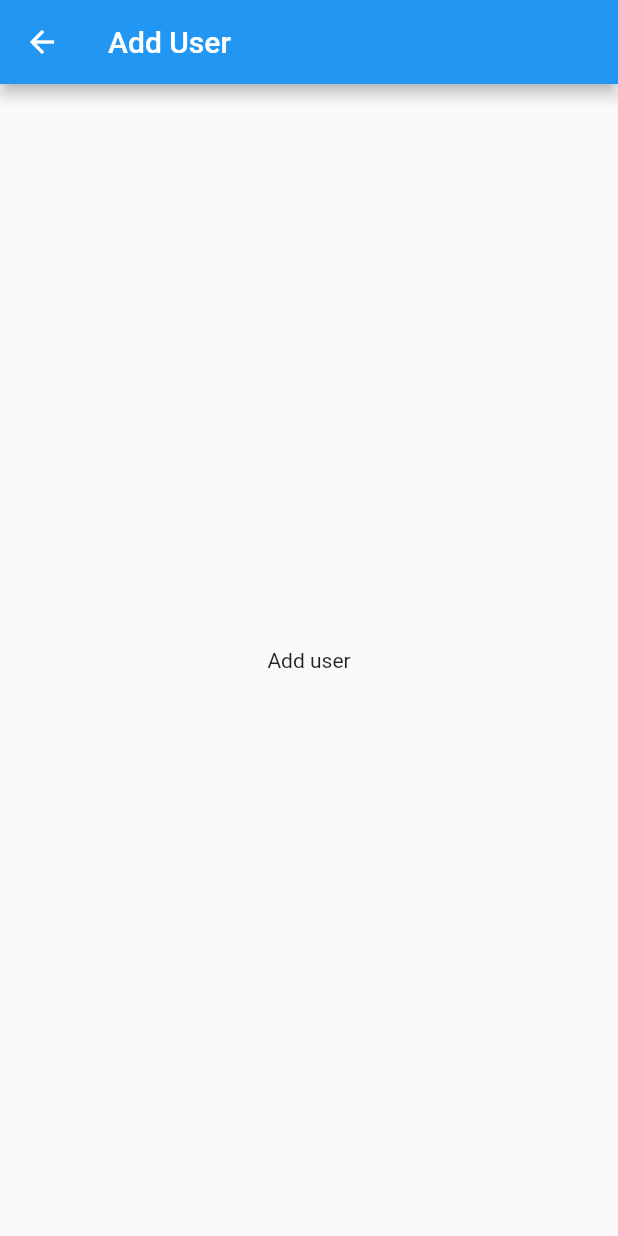
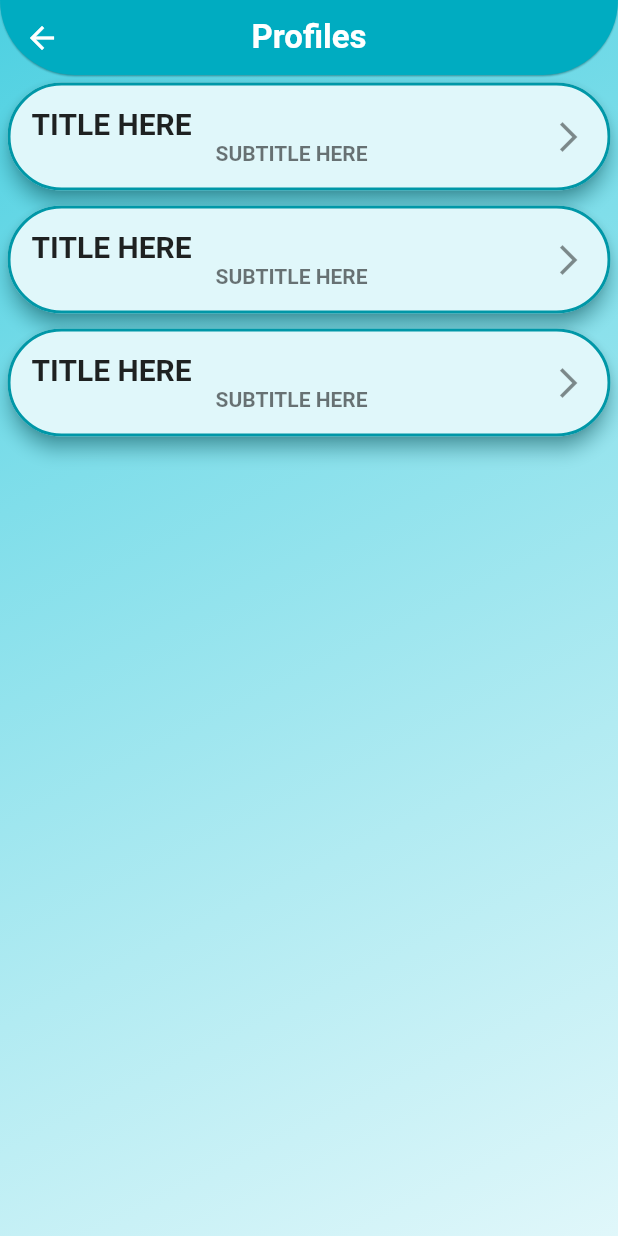
Before and after one commit to hanamikazu/home-page-ui, a Flutter app: the screen it shows after launch, after a tap on "Add user", on a phone screen of 412 x 824 dp. Run offline on Flutter 3.47's test engine with Material 2 defaults, Android fonts, the light colour scheme and no system bars; network calls fail.

Commit message:
Change UI design

```diff
--- a/lib/add_user.dart
+++ b/lib/add_user.dart
@@ -10,13 +10,54 @@ class AddUser extends StatefulWidget {
 class _AddUserState extends State<AddUser> {
   @override
   Widget build(BuildContext context) {
-    return Scaffold(
-      appBar: AppBar(
-        title: const Text("Add User"),
-      ),
-      body: Center(
-        child: const Text("Add user"),
-      ),
+    return Container(
+        decoration: const BoxDecoration(
+            gradient: LinearGradient(
+                begin: Alignment.topLeft,
+                end: Alignment.bottomRight,
+                colors: [
+                  Color(0xFF4DD0E1),
+                  Color(0xFF80DEEA),
+                  Color(0xFFB2EBF2),
+                  Color(0xFFE0F7FA),
+                ])),
+        child: Scaffold(
+          backgroundColor: Colors.transparent,
+          appBar: AppBar(
+            centerTitle: true,
+            title: const Text('Profiles',
+                style: TextStyle(fontSize: 22, fontWeight: FontWeight.w600)),
+            toolbarHeight: 50,
+            elevation: 0.5,
+            backgroundColor: const Color(0xFF00ACC1),
+            shadowColor: const Color(0xFF00838F),
+            shape: const RoundedRectangleBorder(
+                borderRadius: BorderRadius.only(
+                    bottomLeft: Radius.circular(50),
+                    bottomRight: Radius.circular(50)
+                )
+            ),
+          ),
+          body: ListView.builder(
+            itemCount: 3,
+              itemBuilder: (context, index){
+              return const Card(
+                color: Color(0xFFE0F7FA),
+                elevation: 5,
+                shadowColor: Color(0xFF00838F),
+                shape: StadiumBorder(
+                side: BorderSide(color: Color(0xFF0097A7), width: 2.0),
+                  ),
+                margin: EdgeInsets.all(5),
+                  child: ListTile(
+                    leading: Text("TITLE HERE",
+                      style: TextStyle(fontWeight: FontWeight.w600, fontSize: 20) ,),
+                    subtitle: Text("SUBTITLE HERE",
+                      style: TextStyle(fontWeight: FontWeight.w600, fontSize: 14)),
+                    trailing: Icon(Icons.arrow_forward_ios_sharp),
+          ),
     );
+        })
+    ));
   }
 }
--- a/lib/home_page.dart
+++ b/lib/home_page.dart
@@ -51,7 +51,13 @@ class _HomePageState extends State<HomePage> {
             toolbarHeight: 50,
             elevation: 0.5,
             backgroundColor: const Color(0xFF00ACC1),
-            shadowColor: const Color(0xFF00BCD4),
+            shadowColor: const Color(0xFF00838F),
+            shape: const RoundedRectangleBorder(
+              borderRadius: BorderRadius.only(
+                bottomLeft: Radius.circular(50),
+                bottomRight: Radius.circular(50)
+              )
+            ),
           ),
           floatingActionButton: FloatingActionButton.extended(
             onPressed: () async{
@@ -69,10 +75,10 @@ class _HomePageState extends State<HomePage> {
                   color: const Color(0xFFE0F7FA),
                   elevation: 10,
                   shadowColor: const Color(0xFF00838F),
-                  shape: const BeveledRectangleBorder(
-                  side: BorderSide(color: Color(0xFF0097A7), width: 5),
-                  borderRadius: BorderRadius.only(topLeft: Radius.elliptical(120, 65)),),
-                  margin: const EdgeInsets.all(20),
+                  shape: const StadiumBorder(
+                  side: BorderSide(color: Color(0xFF0097A7), width: 2.0),
+                  ),
+                  margin: const EdgeInsets.all(5),
                   child:  ListTile(
                     leading: Text(userInformation[index]['name'],
                       style: const TextStyle(fontWeight: FontWeight.w600, fontSize: 20) ,),
```
